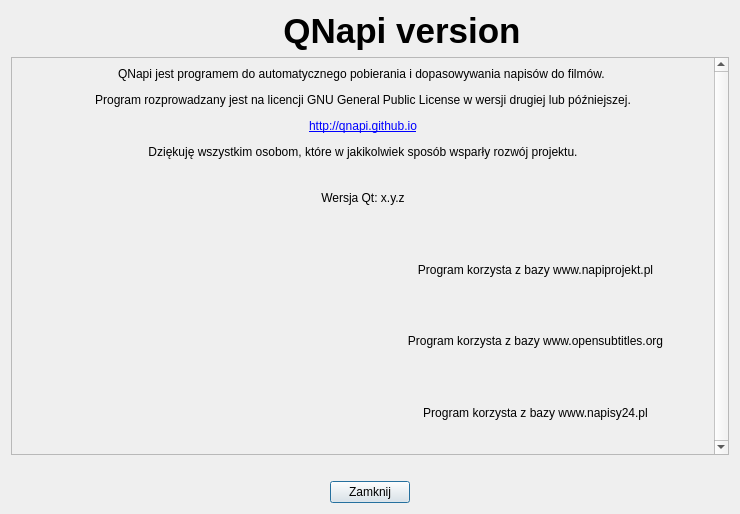
This is ui/frmabout.ui in QNapi/qnapi as Qt 5 draws it before an edit. The edited form follows.
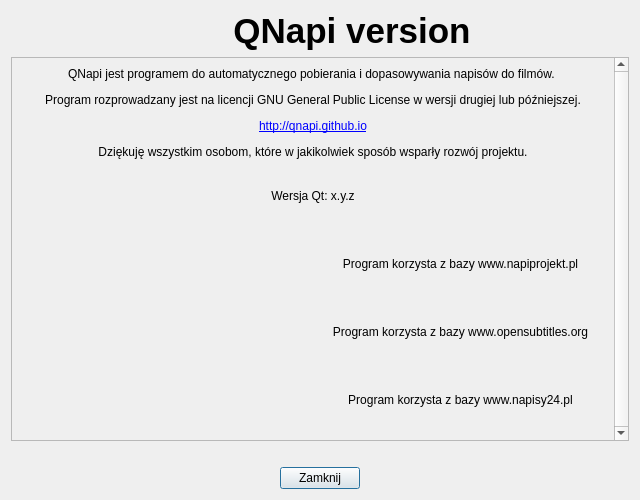
This is the edited form. Icons and pictures are not drawn.

Commit message: sizing frmabout

What changed in the file:
```diff
--- a/ui/frmabout.ui
+++ b/ui/frmabout.ui
@@ -6,14 +6,14 @@
    <rect>
     <x>0</x>
     <y>0</y>
-    <width>740</width>
-    <height>514</height>
+    <width>640</width>
+    <height>500</height>
    </rect>
   </property>
   <property name="minimumSize">
    <size>
-    <width>740</width>
-    <height>465</height>
+    <width>500</width>
+    <height>380</height>
    </size>
   </property>
   <property name="windowTitle">
@@ -59,8 +59,8 @@
        <rect>
         <x>0</x>
         <y>0</y>
-        <width>714</width>
-        <height>348</height>
+        <width>614</width>
+        <height>334</height>
        </rect>
       </property>
       <layout class="QGridLayout" name="gridLayout">
```
